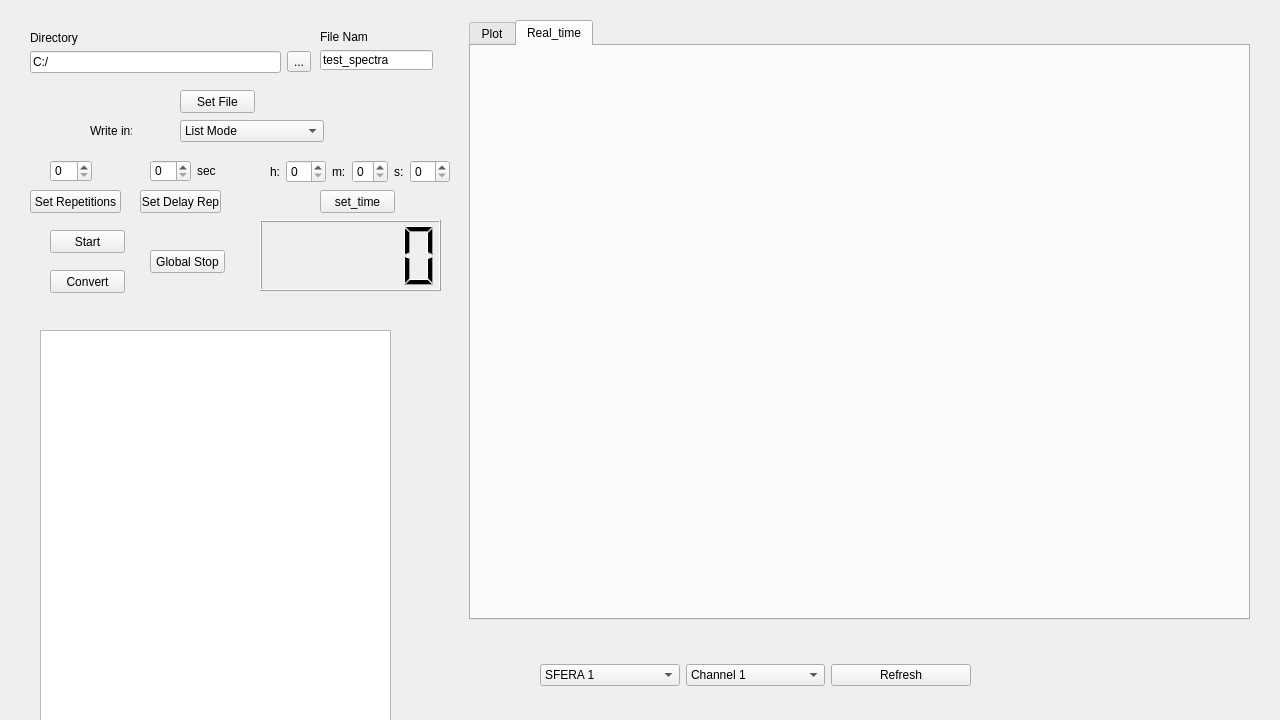
The window that timed_spectra.ui (Pietro-King/Kerberos_GUI) describes before a commit, drawn with Qt 5.
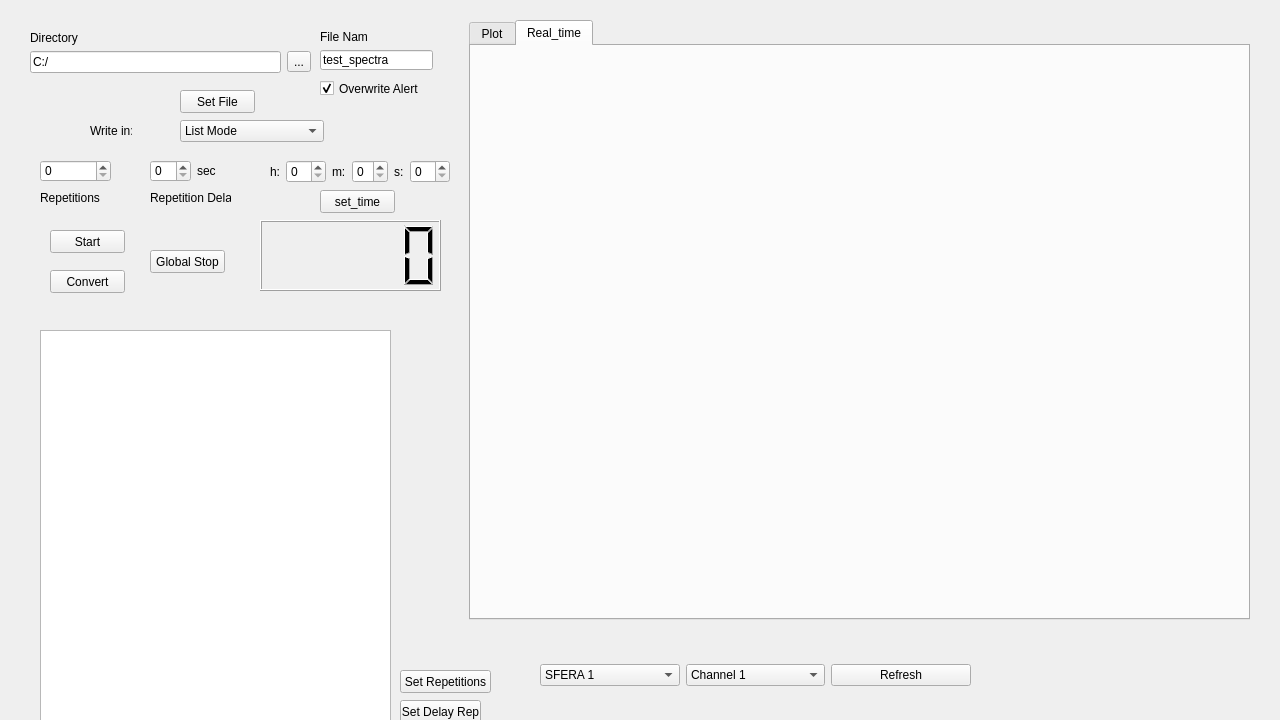
The same window after the commit. Custom widgets are drawn as their Qt base class.

Diff of the .ui file:
```diff
--- a/timed_spectra.ui
+++ b/timed_spectra.ui
@@ -396,8 +396,8 @@
   <widget class="QPushButton" name="set_repetitions">
    <property name="geometry">
     <rect>
-     <x>30</x>
-     <y>190</y>
+     <x>400</x>
+     <y>670</y>
      <width>91</width>
      <height>23</height>
     </rect>
@@ -412,9 +412,9 @@
   <widget class="QSpinBox" name="spin_repetitions">
    <property name="geometry">
     <rect>
-     <x>50</x>
+     <x>40</x>
      <y>160</y>
-     <width>42</width>
+     <width>71</width>
      <height>22</height>
     </rect>
    </property>
@@ -476,8 +476,8 @@
   <widget class="QPushButton" name="pushButton_2">
    <property name="geometry">
     <rect>
-     <x>140</x>
-     <y>190</y>
+     <x>400</x>
+     <y>700</y>
      <width>81</width>
      <height>23</height>
     </rect>
@@ -521,6 +521,48 @@
     <string>Global Stop</string>
    </property>
   </widget>
+  <widget class="QCheckBox" name="overwrite_box">
+   <property name="geometry">
+    <rect>
+     <x>320</x>
+     <y>80</y>
+     <width>101</width>
+     <height>17</height>
+    </rect>
+   </property>
+   <property name="text">
+    <string>Overwrite Alert</string>
+   </property>
+   <property name="checked">
+    <bool>true</bool>
+   </property>
+  </widget>
+  <widget class="QLabel" name="label_8">
+   <property name="geometry">
+    <rect>
+     <x>40</x>
+     <y>190</y>
+     <width>61</width>
+     <height>16</height>
+    </rect>
+   </property>
+   <property name="text">
+    <string>Repetitions</string>
+   </property>
+  </widget>
+  <widget class="QLabel" name="label_9">
+   <property name="geometry">
+    <rect>
+     <x>150</x>
+     <y>190</y>
+     <width>81</width>
+     <height>16</height>
+    </rect>
+   </property>
+   <property name="text">
+    <string>Repetition Delay</string>
+   </property>
+  </widget>
  </widget>
  <customwidgets>
   <customwidget>
```
